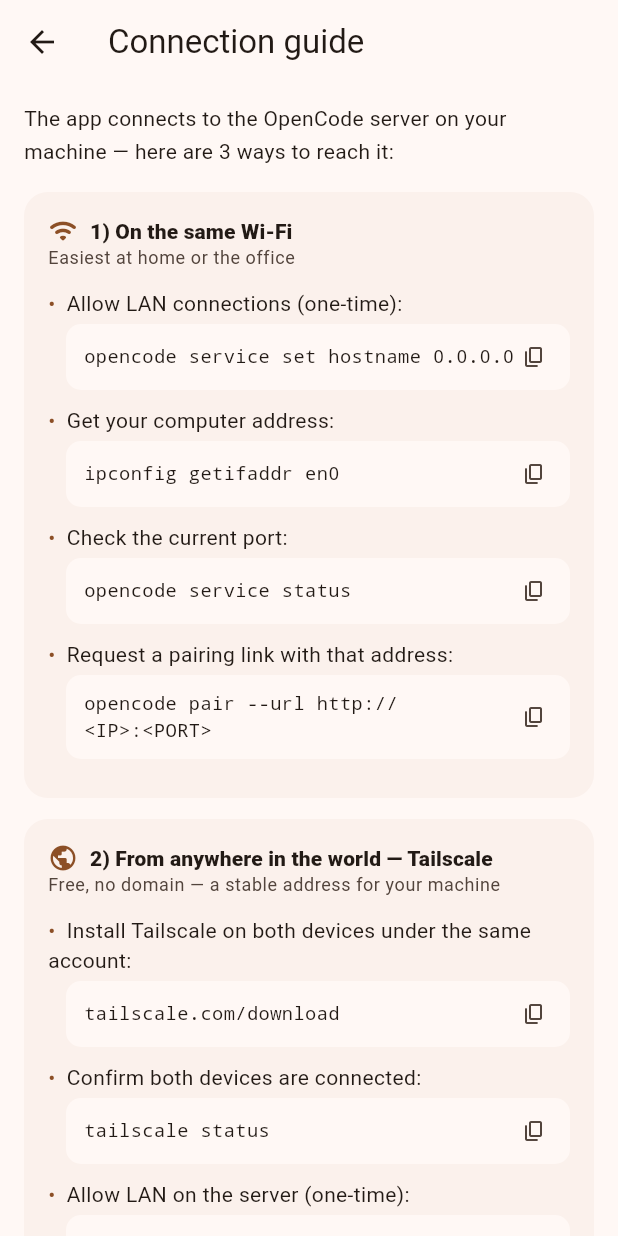
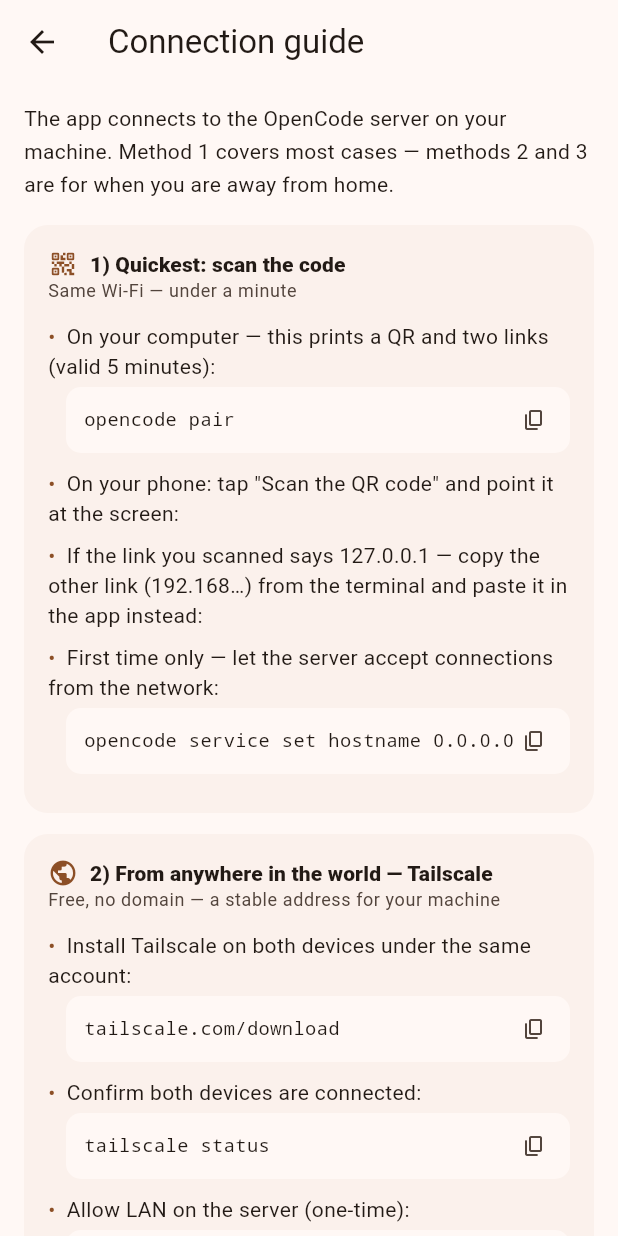
Before and after one commit to globalwebsolutions/opencode-mobile, a Flutter app: the ConnectGuideScreen screen opened directly, on a phone screen of 412 x 824 dp. Run offline on Flutter 3.47's test engine with Material 3 defaults, Android fonts, the phone set to English and light mode, and no system bars; our stand-ins replace flutter_local_notifications, flutter_secure_storage, image_picker; missing offline and left inert: flutter_foreground_task, gpt_markdown, mobile_scanner; accounts and stored records are empty.

Commit message:
Guides: lead with the one-command pairing flow (opencode pair prints the QR)
A normal user should not have to look up an IP and a port. The in-app guide,
the welcome screen steps and the README now say: run 'opencode pair', scan the
QR, and — because that command prints both a 127.0.0.1 link and the LAN one —
paste the 192.168 address if the QR hands you the localhost one.

```diff
--- a/lib/screens/connect_guide_screen.dart
+++ b/lib/screens/connect_guide_screen.dart
@@ -16,25 +16,31 @@ class ConnectGuideScreen extends StatelessWidget {
         padding: const EdgeInsets.fromLTRB(16, 12, 16, 32),
         children: [
           Text(
-            L.tr('التطبيق بيوصل بسيرفر OpenCode على جهازك — ودي 3 طرق تختار منها حسب وضعك:', 'The app connects to the OpenCode server on your machine — here are 3 ways to reach it:'),
+            L.tr(
+                'التطبيق بيوصل بسيرفر OpenCode اللي على جهازك. الطريقة الأولى بتغطي 90% من الحالات — والتانية والتالتة لما تكون بعيد عن البيت.',
+                'The app connects to the OpenCode server on your machine. Method 1 covers most cases — methods 2 and 3 are for when you are away from home.'),
             style: theme.textTheme.bodyMedium?.copyWith(height: 1.6),
           ),
           const SizedBox(height: 16),
           _GuideCard(
-            icon: Icons.wifi_rounded,
-            title: L.tr('1) وانت في نفس الواي فاي', '1) On the same Wi-Fi'),
-            subtitle: L.tr('الأسهل للاستخدام في البيت أو المكتب', 'Easiest at home or the office'),
+            icon: Icons.qr_code_2_rounded,
+            title: L.tr('1) أسرع طريقة: امسح الكود', '1) Quickest: scan the code'),
+            subtitle: L.tr('نفس الواي فاي — أقل من دقيقة', 'Same Wi-Fi — under a minute'),
             steps: [
-              L.tr('فعّل الاتصال من الشبكة (مرة واحدة):', 'Allow LAN connections (one-time):'),
-              L.tr('اتعرف على عنوان جهازك:', 'Get your computer address:'),
-              L.tr('شوف البورت الحالي:', 'Check the current port:'),
-              L.tr('اطلب لينك pairing بالعنوان ده:', 'Request a pairing link with that address:'),
+              L.tr('على الكمبيوتر — الأمر ده بيطبع QR ولينكين (صالحين 5 دقايق):',
+                  'On your computer — this prints a QR and two links (valid 5 minutes):'),
+              L.tr('من الموبايل: اضغط «امسح كود الـ QR» وصوّب الكاميرا على الشاشة:',
+                  'On your phone: tap "Scan the QR code" and point it at the screen:'),
+              L.tr('لو اللينك اللي مسحته فيه 127.0.0.1 — انسخ اللينك التاني اللي فيه 192.168 والصقه في التطبيق:',
+                  'If the link you scanned says 127.0.0.1 — copy the other link (192.168…) from the terminal and paste it in the app instead:'),
+              L.tr('ولو أول مرة بس، خلّي السيرفر يقبل الاتصال من الشبكة:',
+                  'First time only — let the server accept connections from the network:'),
             ],
             commands: [
+              'opencode pair',
+              '',
+              '',
               'opencode service set hostname 0.0.0.0',
-              'ipconfig getifaddr en0',
-              'opencode service status',
-              L.tr('opencode pair --url http://<IP-بتاعك>:<البورت>', 'opencode pair --url http://<IP>:<PORT>'),
             ],
           ),
           const SizedBox(height: 14),
--- a/lib/screens/welcome_screen.dart
+++ b/lib/screens/welcome_screen.dart
@@ -254,14 +254,17 @@ class _StepsCard extends StatelessWidget {
           _Step(
             number: '2',
             scheme: scheme,
-            title: L.tr('اطلب لينك pairing جديد (بيطلع معاه QR):', 'Request a pairing link (shows a QR):'),
-            code: L.tr('opencode pair --url http://<IP-الكمبيوتر>:<PORT>', 'opencode pair --url http://<IP>:<PORT>'),
+            title: L.tr('اطلب لينك pairing — بيطبع QR + لينكين (صالحين 5 دقايق):',
+                'Request a pairing link — prints a QR and two links (valid 5 minutes):'),
+            code: 'opencode pair',
           ),
           const SizedBox(height: 10),
           _Step(
             number: '3',
             scheme: scheme,
-            title: L.tr('امسح الـ QR من هنا — وخلاص، إنت داخل! 🎉', 'Scan the QR here — and you are in! 🎉'),
+            title: L.tr(
+                'امسح الـ QR من هنا — ولو اللينك فيه 127.0.0.1، انسخ اللي فيه 192.168 والصقه في الخانة تحت. مبروك 🎉',
+                'Scan the QR here — if the link says 127.0.0.1, copy the one with 192.168 and paste it below. Done 🎉'),
           ),
         ],
       ),
```
Also changed, not shown: 1 other file.
